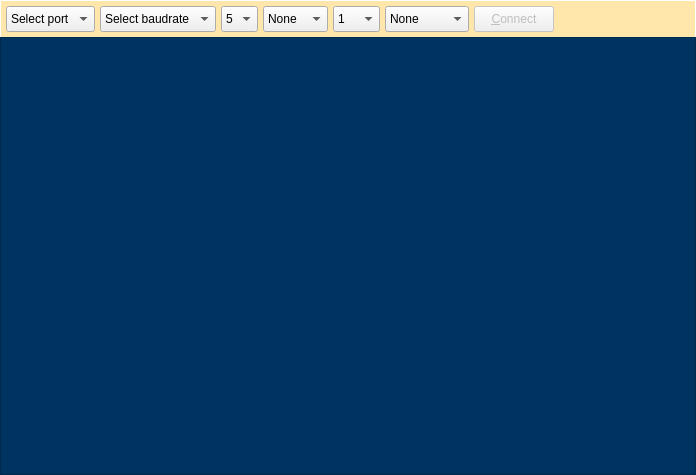
Old version of the form src/ui/consoletab.ui in the repository solaristhesun/superterm.
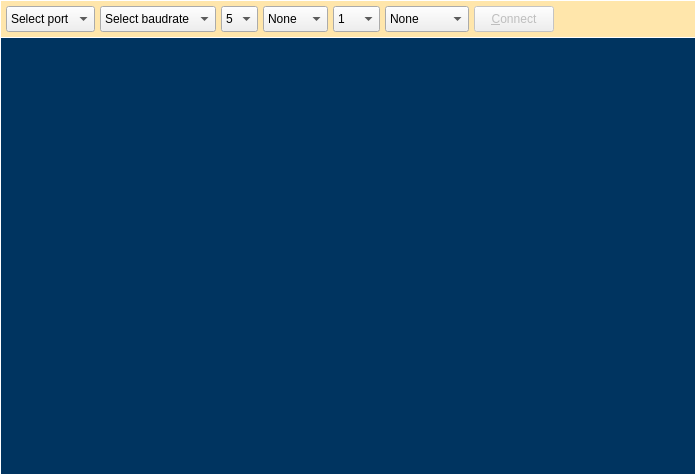
New version of the form. Custom widgets are drawn as their Qt base class.

Commit message: set new connection tab size by stylesheet

```diff
--- a/src/ui/consoletab.ui
+++ b/src/ui/consoletab.ui
@@ -19,19 +19,27 @@
   <property name="styleSheet">
    <string notr="true">QComboBox
 {
-min-height: 20px;
- }
+  min-height: 20px;
+}
 
 QPushButton {
-min-height: 18px;
+  min-height: 18px;
 }
 
-QTextEdit
+QTextEdit {
+  color: white;
+  font: 10pt &quot;Courier&quot;;
+  border: 1px solid white;
+}
+
+QFrame#btnBar
 {
-color: white;
-font: 12pt &quot;Courier&quot;;
+  border-left: 1px solid white;
+  border-right: 1px solid white;
+  border-top: 1px solid white;
+  background-color: #ffe6ab;
+  /*background: qlineargradient(x1:0,y1:0,x2:1,y2:1, stop:0 rgb(104,104,104), stop: 1 white); */
 }
-
 </string>
   </property>
   <layout class="QVBoxLayout" name="verticalLayout">
@@ -279,7 +287,7 @@
      <property name="font">
       <font>
        <family>Courier</family>
-       <pointsize>12</pointsize>
+       <pointsize>10</pointsize>
        <weight>50</weight>
        <italic>false</italic>
        <bold>false</bold>
@@ -298,8 +306,8 @@
       <string>&lt;!DOCTYPE HTML PUBLIC &quot;-//W3C//DTD HTML 4.0//EN&quot; &quot;http://www.w3.org/TR/REC-html40/strict.dtd&quot;&gt;
 &lt;html&gt;&lt;head&gt;&lt;meta name=&quot;qrichtext&quot; content=&quot;1&quot; /&gt;&lt;style type=&quot;text/css&quot;&gt;
 p, li { white-space: pre-wrap; }
-&lt;/style&gt;&lt;/head&gt;&lt;body style=&quot; font-family:'Courier'; font-size:12pt; font-weight:400; font-style:normal;&quot;&gt;
-&lt;p style=&quot;-qt-paragraph-type:empty; margin-top:0px; margin-bottom:0px; margin-left:0px; margin-right:0px; -qt-block-indent:0; text-indent:0px;&quot;&gt;&lt;br /&gt;&lt;/p&gt;&lt;/body&gt;&lt;/html&gt;</string>
+&lt;/style&gt;&lt;/head&gt;&lt;body style=&quot; font-family:'Courier'; font-size:10pt; font-weight:400; font-style:normal;&quot;&gt;
+&lt;p style=&quot;-qt-paragraph-type:empty; margin-top:0px; margin-bottom:0px; margin-left:0px; margin-right:0px; -qt-block-indent:0; text-indent:0px; font-size:12pt;&quot;&gt;&lt;br /&gt;&lt;/p&gt;&lt;/body&gt;&lt;/html&gt;</string>
      </property>
     </widget>
    </item>
```
Left out of the diff: 18 changed lines with no effect on the pictures. The commit also changes 2 other files.
